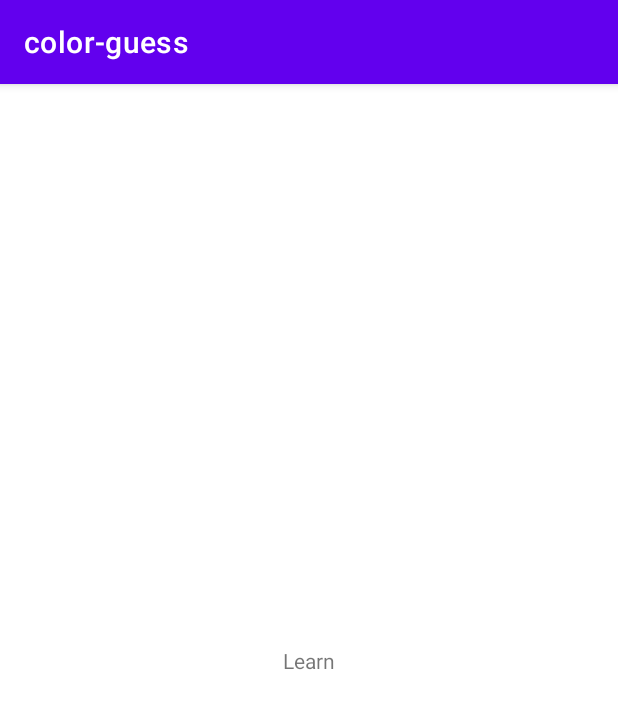
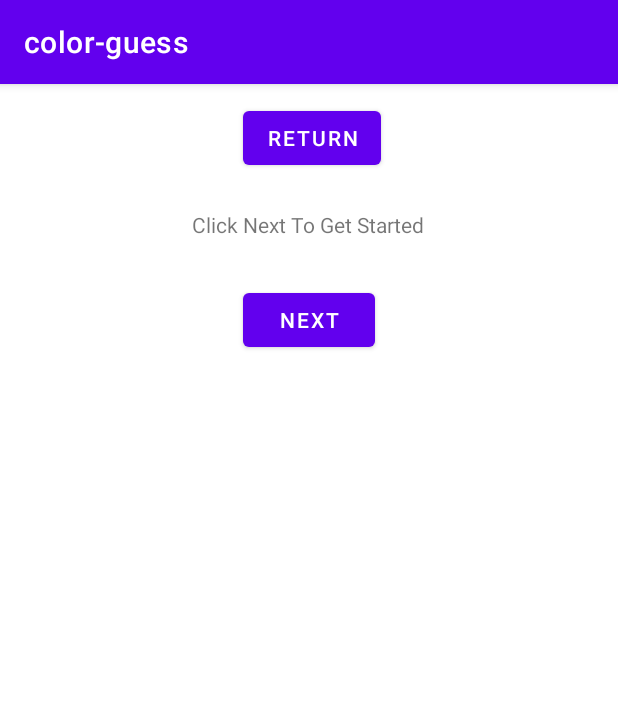
Before and after one commit to Laptop-Salad/ColorGuess, an Android app: the learnActivity screen opened directly, with no data from a screen before it, on a phone screen of 412 x 824 dp. Shown: the top 709 px of the screen. Run offline under Robolectric (Android 15) with nearby library versions, the phone set to English and light mode, and no system bars.

Commit message:
Adds basic functionality to the learn page

```diff
--- a/app/src/main/res/layout/activity_learn.xml
+++ b/app/src/main/res/layout/activity_learn.xml
@@ -6,13 +6,47 @@
     android:layout_height="match_parent"
     tools:context=".learnActivity">
 
-    <TextView
-        android:id="@+id/textView3"
+    <ImageView
+        android:id="@+id/learnImg"
         android:layout_width="wrap_content"
         android:layout_height="wrap_content"
-        android:text="@string/learn"
-        app:layout_constraintBottom_toBottomOf="parent"
+        android:layout_marginTop="12dp"
+        android:contentDescription="@string/none"
         app:layout_constraintEnd_toEndOf="parent"
+        app:layout_constraintHorizontal_bias="0.498"
+        app:layout_constraintStart_toStartOf="parent"
+        app:layout_constraintTop_toBottomOf="@+id/learnReturn"
+        tools:srcCompat="@tools:sample/avatars" />
+
+    <TextView
+        android:id="@+id/learntext"
+        android:layout_width="wrap_content"
+        android:layout_height="wrap_content"
+        android:layout_marginTop="12dp"
+        android:text="@string/none"
+        app:layout_constraintEnd_toEndOf="parent"
+        app:layout_constraintHorizontal_bias="0.498"
+        app:layout_constraintStart_toStartOf="parent"
+        app:layout_constraintTop_toBottomOf="@+id/learnImg" />
+
+    <Button
+        android:id="@+id/learnNext"
+        android:layout_width="wrap_content"
+        android:layout_height="wrap_content"
+        android:layout_marginTop="30dp"
+        android:text="@string/next"
+        app:layout_constraintEnd_toEndOf="parent"
+        app:layout_constraintStart_toStartOf="parent"
+        app:layout_constraintTop_toBottomOf="@+id/learntext" />
+
+    <Button
+        android:id="@+id/learnReturn"
+        android:layout_width="wrap_content"
+        android:layout_height="wrap_content"
+        android:layout_marginTop="12dp"
+        android:text="@string/back"
+        app:layout_constraintEnd_toEndOf="parent"
+        app:layout_constraintHorizontal_bias="0.507"
         app:layout_constraintStart_toStartOf="parent"
         app:layout_constraintTop_toTopOf="parent" />
 </androidx.constraintlayout.widget.ConstraintLayout>
--- a/app/src/main/res/values/strings.xml
+++ b/app/src/main/res/values/strings.xml
@@ -6,16 +6,20 @@
     <string name="play">Play</string>
     <string name="learn">Learn</string>
     <string name="about">About</string>
+    <string name="none">Click Next To Get Started</string>
+    <string name="back">Return</string>
+    <string name="next">Next</string>
 
-    <string name="red">Red</string>
-    <string name="orange">Orange</string>
-    <string name="yellow">Yellow</string>
-    <string name="green">Green</string>
-    <string name="blue">Blue</string>
-    <string name="purple">Purple</string>
-    <string name="pink">Pink</string>
-    <string name="white">White</string>
-    <string name="grey">Grey</string>
-    <string name="brown">Brown</string>
-    <string name="black">Black</string>
+    <string name="red">Red</string> <!--1-->
+    <string name="orange">Orange</string> <!--2-->
+    <string name="yellow">Yellow</string> <!--3-->
+    <string name="green">Green</string> <!--4-->
+    <string name="blue">Blue</string> <!--5-->
+    <string name="purple">Purple</string> <!--6-->
+    <string name="pink">Pink</string> <!--7-->
+    <string name="white">White</string> <!--8-->
+    <string name="grey">Grey</string> <!--9-->
+    <string name="brown">Brown</string> <!--10-->
+    <string name="black">Black</string> <!--11-->
+
 </resources>
```
Also changed, not shown: app/src/main/java/com/example/color_guess/learnActivity.kt (+86 -0 lines).
